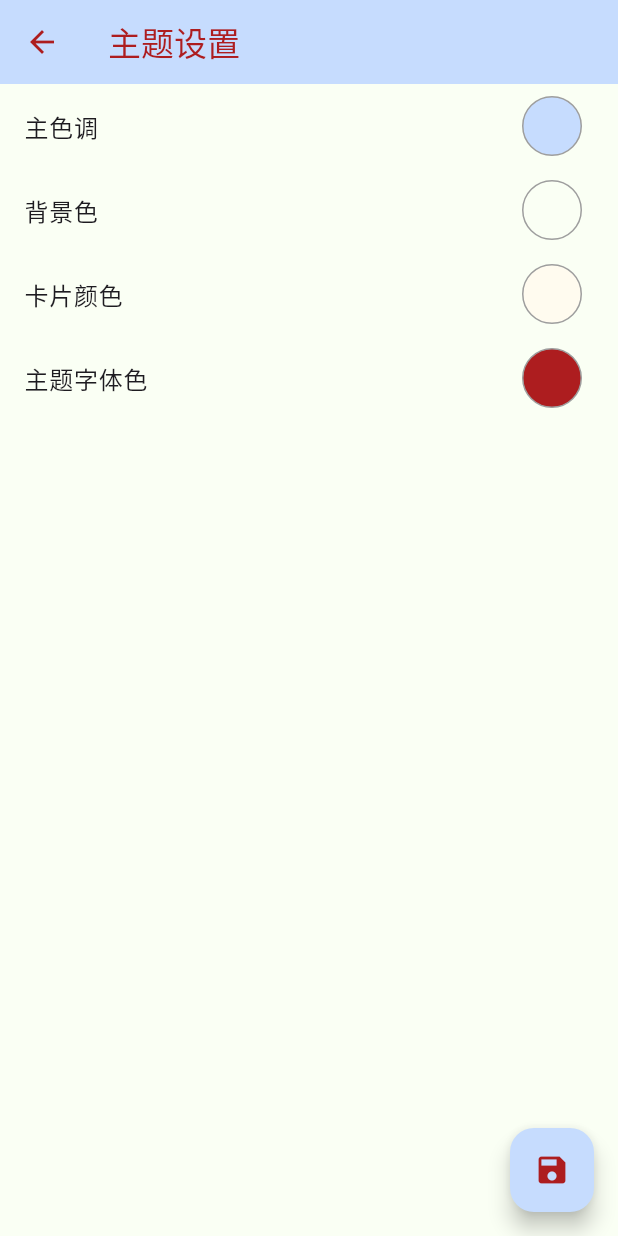
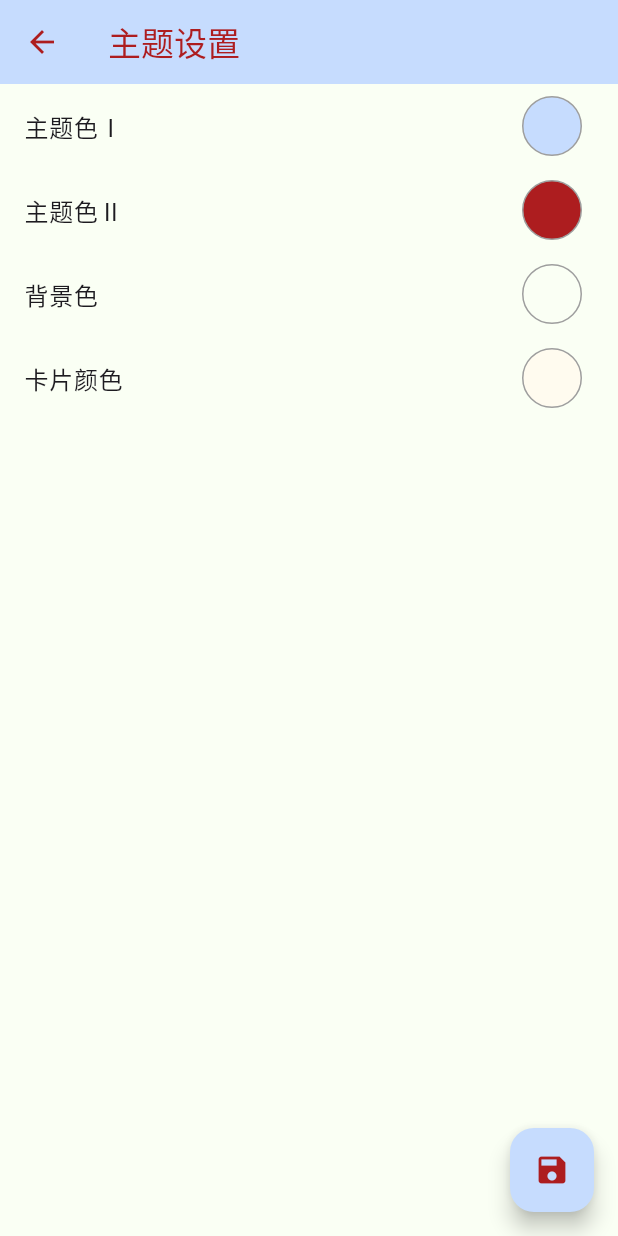
Before and after one commit to White-Lulu/cherriy, a Flutter app: the ThemeSettingsPage screen opened directly, on a phone screen of 412 x 824 dp. Run offline on Flutter 3.47's test engine with Material 3 defaults, Android fonts, the phone set to English and light mode, and no system bars; our stand-ins replace flutter_colorpicker, shared_preferences; accounts and stored records are empty.

```diff
--- a/lib/theme_settings_page.dart
+++ b/lib/theme_settings_page.dart
@@ -36,16 +36,17 @@ class ThemeSettingsPageState extends State<ThemeSettingsPage> {
       appBar: AppBar(title: Text('主题设置')),
       body: ListView(
         children: [
-          _buildColorPicker('主色调', primaryColor, (color) => setState(() => primaryColor = color)),
+          _buildColorPicker('主题色Ⅰ', primaryColor, (color) => setState(() => primaryColor = color)),
+          _buildColorPicker('主题色Ⅱ', themeTextColor, (color) => setState(() => themeTextColor = color)),
+          // _buildColorPicker('主题色Ⅲ', seconda. , (color) => setState(() => thirdColor = color) ),
           _buildColorPicker('背景色', scaffoldBackgroundColor, (color) => setState(() => scaffoldBackgroundColor = color)),
           _buildColorPicker('卡片颜色', cardColor, (color) => setState(() => cardColor = color)),
-          _buildColorPicker('主题字体色', themeTextColor, (color) => setState(() => themeTextColor = color)),
         ],
       ),
       floatingActionButton: FloatingActionButton(
         onPressed: _saveTheme,
+        backgroundColor: primaryColor,
         child: Icon(Icons.save, color: themeTextColor),
-        backgroundColor: primaryColor,
       ),
     );
   }
--- a/lib/time_management_page.dart
+++ b/lib/time_management_page.dart
@@ -174,7 +174,10 @@ class TimeManagementPageState extends State<TimeManagementPage> {
                         ),
                       ),
                       trailing: IconButton(
-                        icon: Icon(Icons.delete),
+                        icon: Icon(
+                          Icons.delete,
+                          color: const Color.fromARGB(255, 214, 214, 214),
+                          ),
                         onPressed: () => _deleteTask(index),
                       ),
                     ),
```
Also changed, not shown: lib/main.dart (+28 -5 lines), 1 other file.
